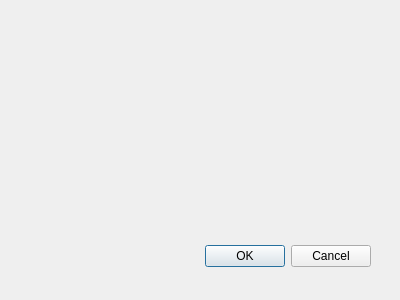
KirillKotsko/Lab1_sem4, file Lab_updated_with_UML/firstdateform.ui: the form before one commit.
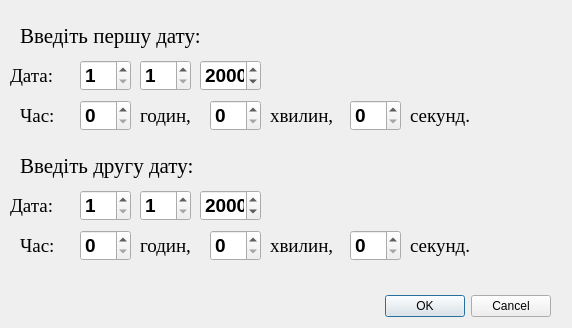
The form after the commit.

Diff of the .ui file:
```diff
--- a/Lab_updated_with_UML/firstdateform.ui
+++ b/Lab_updated_with_UML/firstdateform.ui
@@ -8,8 +8,8 @@
    <rect>
     <x>0</x>
     <y>0</y>
-    <width>400</width>
-    <height>300</height>
+    <width>572</width>
+    <height>328</height>
    </rect>
   </property>
   <property name="windowTitle">
@@ -18,8 +18,8 @@
   <widget name="buttonBox" class="QDialogButtonBox">
    <property name="geometry">
     <rect>
-     <x>30</x>
-     <y>240</y>
+     <x>210</x>
+     <y>290</y>
      <width>341</width>
      <height>32</height>
     </rect>
@@ -31,6 +31,510 @@
     <set>QDialogButtonBox::Cancel|QDialogButtonBox::Ok</set>
    </property>
   </widget>
+  <widget class="QSpinBox" name="spinBoxHour">
+   <property name="geometry">
+    <rect>
+     <x>80</x>
+     <y>100</y>
+     <width>51</width>
+     <height>31</height>
+    </rect>
+   </property>
+   <property name="font">
+    <font>
+     <family>System</family>
+     <pointsize>14</pointsize>
+     <weight>75</weight>
+     <bold>true</bold>
+    </font>
+   </property>
+   <property name="maximum">
+    <number>23</number>
+   </property>
+  </widget>
+  <widget class="QSpinBox" name="spinBoxMinute">
+   <property name="geometry">
+    <rect>
+     <x>210</x>
+     <y>100</y>
+     <width>51</width>
+     <height>31</height>
+    </rect>
+   </property>
+   <property name="font">
+    <font>
+     <family>System</family>
+     <pointsize>14</pointsize>
+     <weight>75</weight>
+     <bold>true</bold>
+    </font>
+   </property>
+   <property name="maximum">
+    <number>59</number>
+   </property>
+  </widget>
+  <widget class="QSpinBox" name="spinBoxSeconds">
+   <property name="geometry">
+    <rect>
+     <x>350</x>
+     <y>100</y>
+     <width>51</width>
+     <height>31</height>
+    </rect>
+   </property>
+   <property name="font">
+    <font>
+     <family>System</family>
+     <pointsize>14</pointsize>
+     <weight>75</weight>
+     <bold>true</bold>
+    </font>
+   </property>
+   <property name="maximum">
+    <number>59</number>
+   </property>
+  </widget>
+  <widget class="QLabel" name="label">
+   <property name="geometry">
+    <rect>
+     <x>20</x>
+     <y>20</y>
+     <width>271</width>
+     <height>31</height>
+    </rect>
+   </property>
+   <property name="font">
+    <font>
+     <family>Times New Roman</family>
+     <pointsize>16</pointsize>
+    </font>
+   </property>
+   <property name="text">
+    <string>Введіть першу дату:</string>
+   </property>
+  </widget>
+  <widget class="QLabel" name="label_2">
+   <property name="geometry">
+    <rect>
+     <x>20</x>
+     <y>100</y>
+     <width>51</width>
+     <height>31</height>
+    </rect>
+   </property>
+   <property name="font">
+    <font>
+     <family>Times New Roman</family>
+     <pointsize>14</pointsize>
+    </font>
+   </property>
+   <property name="text">
+    <string>Час:</string>
+   </property>
+  </widget>
+  <widget class="QLabel" name="label_3">
+   <property name="geometry">
+    <rect>
+     <x>140</x>
+     <y>100</y>
+     <width>81</width>
+     <height>31</height>
+    </rect>
+   </property>
+   <property name="font">
+    <font>
+     <family>Times New Roman</family>
+     <pointsize>14</pointsize>
+    </font>
+   </property>
+   <property name="text">
+    <string>годин,</string>
+   </property>
+  </widget>
+  <widget class="QLabel" name="label_4">
+   <property name="geometry">
+    <rect>
+     <x>270</x>
+     <y>100</y>
+     <width>91</width>
+     <height>31</height>
+    </rect>
+   </property>
+   <property name="font">
+    <font>
+     <family>Times New Roman</family>
+     <pointsize>14</pointsize>
+    </font>
+   </property>
+   <property name="text">
+    <string>хвилин,</string>
+   </property>
+  </widget>
+  <widget class="QLabel" name="label_5">
+   <property name="geometry">
+    <rect>
+     <x>410</x>
+     <y>100</y>
+     <width>91</width>
+     <height>31</height>
+    </rect>
+   </property>
+   <property name="font">
+    <font>
+     <family>Times New Roman</family>
+     <pointsize>14</pointsize>
+    </font>
+   </property>
+   <property name="text">
+    <string>секунд.</string>
+   </property>
+  </widget>
+  <widget class="QSpinBox" name="spinBoxDay">
+   <property name="geometry">
+    <rect>
+     <x>80</x>
+     <y>60</y>
+     <width>51</width>
+     <height>31</height>
+    </rect>
+   </property>
+   <property name="font">
+    <font>
+     <family>System</family>
+     <pointsize>14</pointsize>
+     <weight>75</weight>
+     <bold>true</bold>
+    </font>
+   </property>
+   <property name="minimum">
+    <number>1</number>
+   </property>
+   <property name="maximum">
+    <number>31</number>
+   </property>
+  </widget>
+  <widget class="QSpinBox" name="spinBoxMonth">
+   <property name="geometry">
+    <rect>
+     <x>140</x>
+     <y>60</y>
+     <width>51</width>
+     <height>31</height>
+    </rect>
+   </property>
+   <property name="font">
+    <font>
+     <family>System</family>
+     <pointsize>14</pointsize>
+     <weight>75</weight>
+     <bold>true</bold>
+    </font>
+   </property>
+   <property name="minimum">
+    <number>1</number>
+   </property>
+   <property name="maximum">
+    <number>12</number>
+   </property>
+  </widget>
+  <widget class="QSpinBox" name="spinBoxYear">
+   <property name="geometry">
+    <rect>
+     <x>200</x>
+     <y>60</y>
+     <width>61</width>
+     <height>31</height>
+    </rect>
+   </property>
+   <property name="font">
+    <font>
+     <family>System</family>
+     <pointsize>14</pointsize>
+     <weight>75</weight>
+     <bold>true</bold>
+    </font>
+   </property>
+   <property name="minimum">
+    <number>1</number>
+   </property>
+   <property name="maximum">
+    <number>4000</number>
+   </property>
+   <property name="value">
+    <number>2000</number>
+   </property>
+  </widget>
+  <widget class="QLabel" name="label_6">
+   <property name="geometry">
+    <rect>
+     <x>10</x>
+     <y>60</y>
+     <width>51</width>
+     <height>31</height>
+    </rect>
+   </property>
+   <property name="font">
+    <font>
+     <family>Times New Roman</family>
+     <pointsize>14</pointsize>
+    </font>
+   </property>
+   <property name="text">
+    <string>Дата:</string>
+   </property>
+  </widget>
+  <widget class="QLabel" name="label_7">
+   <property name="geometry">
+    <rect>
+     <x>140</x>
+     <y>230</y>
+     <width>81</width>
+     <height>31</height>
+    </rect>
+   </property>
+   <property name="font">
+    <font>
+     <family>Times New Roman</family>
+     <pointsize>14</pointsize>
+    </font>
+   </property>
+   <property name="text">
+    <string>годин,</string>
+   </property>
+  </widget>
+  <widget class="QSpinBox" name="spinBoxDay_2">
+   <property name="geometry">
+    <rect>
+     <x>80</x>
+     <y>190</y>
+     <width>51</width>
+     <height>31</height>
+    </rect>
+   </property>
+   <property name="font">
+    <font>
+     <family>System</family>
+     <pointsize>14</pointsize>
+     <weight>75</weight>
+     <bold>true</bold>
+    </font>
+   </property>
+   <property name="minimum">
+    <number>1</number>
+   </property>
+   <property name="maximum">
+    <number>31</number>
+   </property>
+  </widget>
+  <widget class="QSpinBox" name="spinBoxMinute_2">
+   <property name="geometry">
+    <rect>
+     <x>210</x>
+     <y>230</y>
+     <width>51</width>
+     <height>31</height>
+    </rect>
+   </property>
+   <property name="font">
+    <font>
+     <family>System</family>
+     <pointsize>14</pointsize>
+     <weight>75</weight>
+     <bold>true</bold>
+    </font>
+   </property>
+   <property name="maximum">
+    <number>59</number>
+   </property>
+  </widget>
+  <widget class="QLabel" name="label_8">
+   <property name="geometry">
+    <rect>
+     <x>270</x>
+     <y>230</y>
+     <width>91</width>
+     <height>31</height>
+    </rect>
+   </property>
+   <property name="font">
+    <font>
+     <family>Times New Roman</family>
+     <pointsize>14</pointsize>
+    </font>
+   </property>
+   <property name="text">
+    <string>хвилин,</string>
+   </property>
+  </widget>
+  <widget class="QLabel" name="label_9">
+   <property name="geometry">
+    <rect>
+     <x>10</x>
+     <y>190</y>
+     <width>51</width>
+     <height>31</height>
+    </rect>
+   </property>
+   <property name="font">
+    <font>
+     <family>Times New Roman</family>
+     <pointsize>14</pointsize>
+    </font>
+   </property>
+   <property name="text">
+    <string>Дата:</string>
+   </property>
+  </widget>
+  <widget class="QSpinBox" name="spinBoxHour_2">
+   <property name="geometry">
+    <rect>
+     <x>80</x>
+     <y>230</y>
+     <width>51</width>
+     <height>31</height>
+    </rect>
+   </property>
+   <property name="font">
+    <font>
+     <family>System</family>
+     <pointsize>14</pointsize>
+     <weight>75</weight>
+     <bold>true</bold>
+    </font>
+   </property>
+   <property name="maximum">
+    <number>23</number>
+   </property>
+  </widget>
+  <widget class="QSpinBox" name="spinBoxMonth_2">
+   <property name="geometry">
+    <rect>
+     <x>140</x>
+     <y>190</y>
+     <width>51</width>
+     <height>31</height>
+    </rect>
+   </property>
+   <property name="font">
+    <font>
+     <family>System</family>
+     <pointsize>14</pointsize>
+     <weight>75</weight>
+     <bold>true</bold>
+    </font>
+   </property>
+   <property name="minimum">
+    <number>1</number>
+   </property>
+   <property name="maximum">
+    <number>12</number>
+   </property>
+  </widget>
+  <widget class="QSpinBox" name="spinBoxYear_2">
+   <property name="geometry">
+    <rect>
+     <x>200</x>
+     <y>190</y>
+     <width>61</width>
+     <height>31</height>
+    </rect>
+   </property>
+   <property name="font">
+    <font>
+     <family>System</family>
+     <pointsize>14</pointsize>
+     <weight>75</weight>
+     <bold>true</bold>
+    </font>
+   </property>
+   <property name="minimum">
+    <number>1</number>
+   </property>
+   <property name="maximum">
+    <number>4000</number>
+   </property>
+   <property name="value">
+    <number>2000</number>
+   </property>
+  </widget>
+  <widget class="QLabel" name="label_10">
+   <property name="geometry">
+    <rect>
+     <x>410</x>
+     <y>230</y>
+     <width>91</width>
+     <height>31</height>
+    </rect>
+   </property>
+   <property name="font">
+    <font>
+     <family>Times New Roman</family>
+     <pointsize>14</pointsize>
+    </font>
+   </property>
+   <property name="text">
+    <string>секунд.</string>
+   </property>
+  </widget>
+  <widget class="QSpinBox" name="spinBoxSeconds_2">
+   <property name="geometry">
+    <rect>
+     <x>350</x>
+     <y>230</y>
+     <width>51</width>
+     <height>31</height>
+    </rect>
+   </property>
+   <property name="font">
+    <font>
+     <family>System</family>
+     <pointsize>14</pointsize>
+     <weight>75</weight>
+     <bold>true</bold>
+    </font>
+   </property>
+   <property name="maximum">
+    <number>59</number>
+   </property>
+  </widget>
+  <widget class="QLabel" name="label_11">
+   <property name="geometry">
+    <rect>
+     <x>20</x>
+     <y>150</y>
+     <width>271</width>
+     <height>31</height>
+    </rect>
+   </property>
+   <property name="font">
+    <font>
+     <family>Times New Roman</family>
+     <pointsize>16</pointsize>
+    </font>
+   </property>
+   <property name="text">
+    <string>Введіть другу дату:</string>
+   </property>
+  </widget>
+  <widget class="QLabel" name="label_12">
+   <property name="geometry">
+    <rect>
+     <x>20</x>
+     <y>230</y>
+     <width>51</width>
+     <height>31</height>
+    </rect>
+   </property>
+   <property name="font">
+    <font>
+     <family>Times New Roman</family>
+     <pointsize>14</pointsize>
+    </font>
+   </property>
+   <property name="text">
+    <string>Час:</string>
+   </property>
+  </widget>
  </widget>
  <pixmapfunction/>
  <resources/>
```
Left out of the diff: 9 changed lines with no effect on the pictures.
